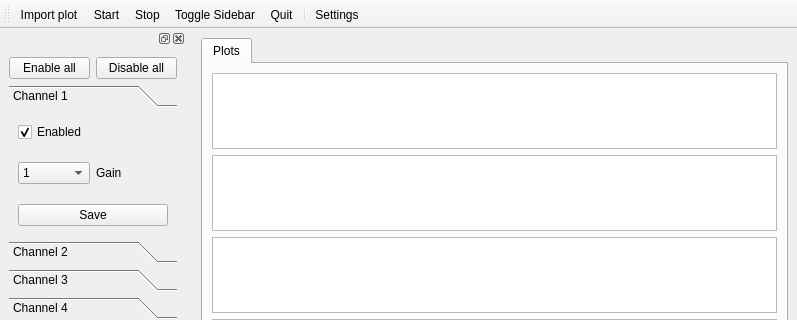
This is bin/qteeg.ui in elcoco/eeg as Qt 5 draws it before an edit; both pictures show x 0 to 797 and y 0 to 320 of the 797 by 765 pixel window. The edited form follows.
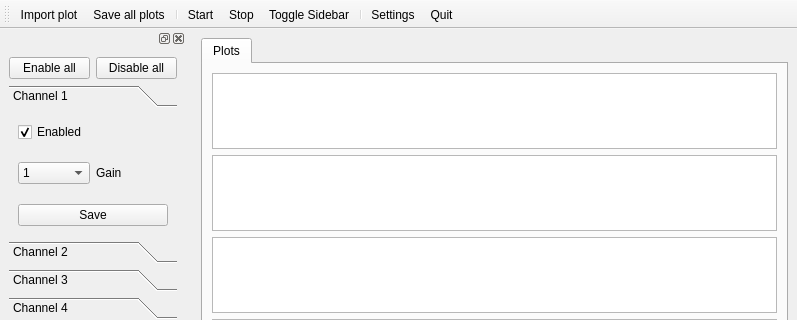
This is the edited form. Icons and pictures are not drawn. Custom widgets are drawn as their Qt base class.

What changed in the file:
```diff
--- a/bin/qteeg.ui
+++ b/bin/qteeg.ui
@@ -760,12 +760,14 @@
     <bool>false</bool>
    </attribute>
    <addaction name="actionImport_plot"/>
+   <addaction name="actionSave_all_plots"/>
+   <addaction name="separator"/>
    <addaction name="actionStart"/>
    <addaction name="actionStop"/>
    <addaction name="actionToggleSidebar"/>
-   <addaction name="actionQuit"/>
    <addaction name="separator"/>
    <addaction name="actionSettings"/>
+   <addaction name="actionQuit"/>
   </widget>
   <widget class="QDockWidget" name="dockWidgetVisibleChannels">
    <attribute name="dockWidgetArea">
@@ -1082,6 +1084,15 @@
     <string>Import plot</string>
    </property>
   </action>
+  <action name="actionSave_all_plots">
+   <property name="icon">
+    <iconset>
+     <normaloff>icons/document-save.svg</normaloff>icons/document-save.svg</iconset>
+   </property>
+   <property name="text">
+    <string>Save all plots</string>
+   </property>
+  </action>
  </widget>
  <customwidgets>
   <customwidget>
```
